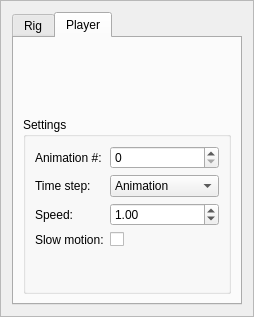
Old version of the form Plugins/Animation/src/UI/AnimationUI.ui in the repository STORM-IRIT/Radium-Engine.
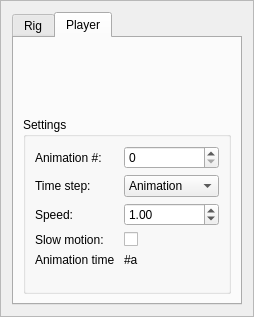
New version of the form. Icons and pictures are not drawn.

Commit message: Animation ROs now have bone index in name

Diff of the .ui file:
```diff
--- a/Plugins/Animation/src/UI/AnimationUI.ui
+++ b/Plugins/Animation/src/UI/AnimationUI.ui
@@ -360,6 +360,20 @@
             </property>
            </widget>
           </item>
+          <item row="4" column="0">
+           <widget class="QLabel" name="m_animTime">
+            <property name="text">
+             <string>Animation time </string>
+            </property>
+           </widget>
+          </item>
+          <item row="4" column="1">
+           <widget class="QLabel" name="m_animationTimeDisplay">
+            <property name="text">
+             <string>#a</string>
+            </property>
+           </widget>
+          </item>
          </layout>
         </widget>
        </item>
```
The commit also changes 56 other files.
